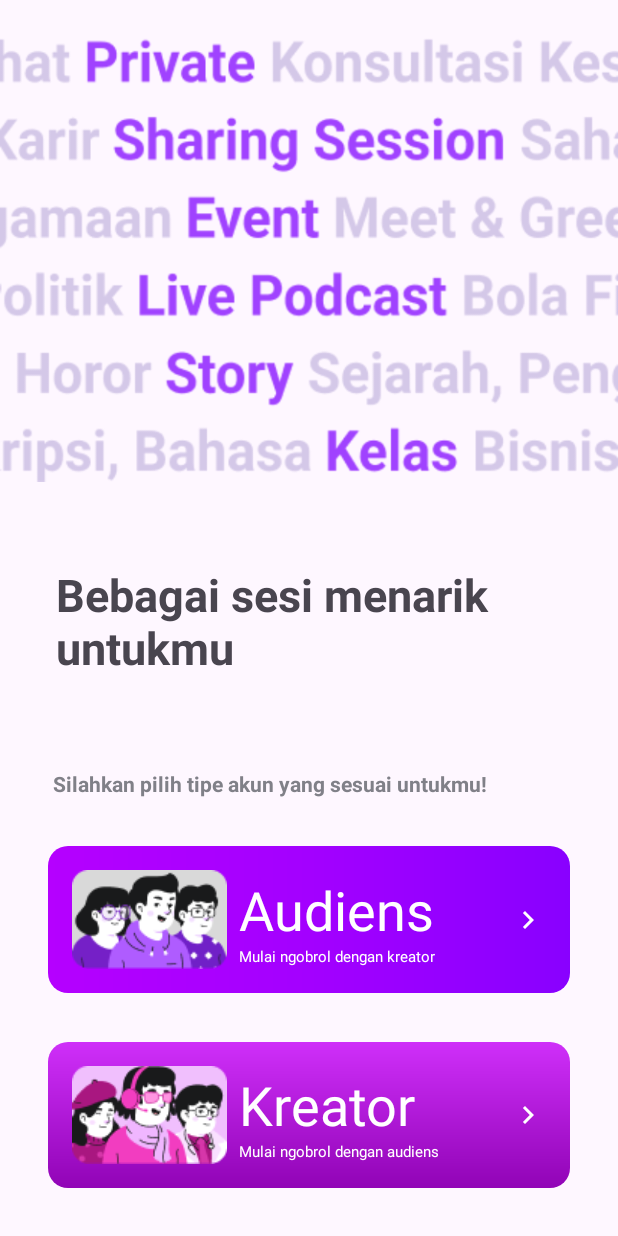
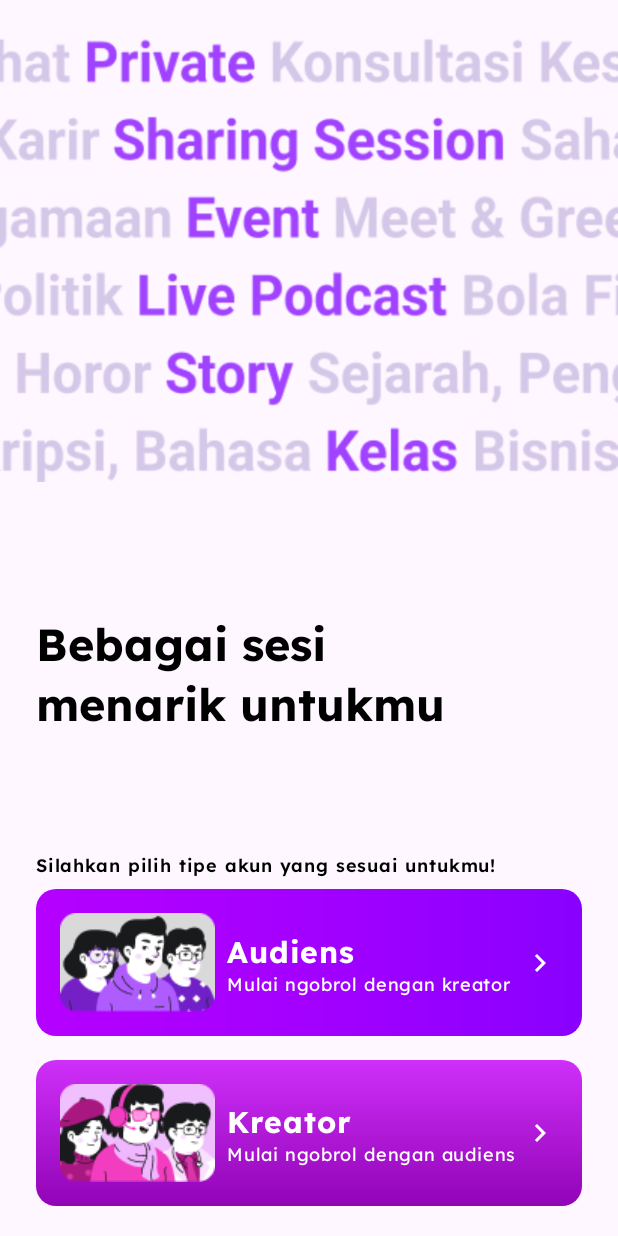
Before and after one commit to Sayyidusy/lead_charlie, an Android app: the screen it shows after launch (OnBoardActivity), on a phone screen of 412 x 824 dp. Run offline under Robolectric (Android 15) with nearby library versions, the phone set to English and light mode, and no system bars.

Commit message:
Fixing layout

```diff
--- a/app/src/main/AndroidManifest.xml
+++ b/app/src/main/AndroidManifest.xml
@@ -25,8 +25,6 @@
         <activity android:name=".MainActivity" />
         <activity android:name=".ui.authentication.LoginActivity" />
         <activity android:name=".ui.authentication.RegisterActivity" />
-
-
         <meta-data
             android:name="preloaded_fonts"
             android:resource="@array/preloaded_fonts" />
--- a/app/src/main/res/layout/activity_login.xml
+++ b/app/src/main/res/layout/activity_login.xml
@@ -3,7 +3,8 @@
     xmlns:app="http://schemas.android.com/apk/res-auto"
     xmlns:tools="http://schemas.android.com/tools"
     android:layout_width="match_parent"
-    android:layout_height="match_parent">
+    android:layout_height="match_parent"
+    tools:context=".ui.authentication.LoginActivity">
 
     <ImageButton
     android:id="@+id/btn_back"
--- a/app/src/main/res/layout/activity_onboard.xml
+++ b/app/src/main/res/layout/activity_onboard.xml
@@ -1,11 +1,10 @@
 <?xml version="1.0" encoding="utf-8"?>
-<androidx.constraintlayout.widget.ConstraintLayout
+<androidx.constraintlayout.widget.ConstraintLayout xmlns:android="http://schemas.android.com/apk/res/android"
+    xmlns:app="http://schemas.android.com/apk/res-auto"
+    xmlns:tools="http://schemas.android.com/tools"
     android:layout_width="match_parent"
     android:layout_height="match_parent"
-    xmlns:android="http://schemas.android.com/apk/res/android"
-    xmlns:app="http://schemas.android.com/apk/res-auto"
-    xmlns:tools="http://schemas.android.com/tools"
-    tools:context=".ui.authentication.LoginFragment">
+    tools:context=".OnBoardActivity">
 
     <ImageView
         android:id="@+id/iv_onboard"
@@ -20,48 +19,46 @@
 
     <TextView
         android:id="@+id/tv_title_onboard"
-        android:layout_width="wrap_content"
+        android:layout_width="match_parent"
         android:layout_height="wrap_content"
-        android:layout_marginLeft="37dp"
-        android:layout_marginTop="16dp"
-        android:layout_marginRight="37dp"
+        android:layout_marginStart="@dimen/margin_24dp"
+        android:layout_marginEnd="@dimen/margin_64dp"
         android:text="@string/title_onboard"
+        android:textAppearance="@style/TextAppearance.Dinotis.Headline3"
+        android:textColor="@color/black"
         android:textSize="@dimen/text_30sp"
-        android:textStyle="bold"
+        app:layout_constraintBottom_toTopOf="@id/tv_sub_title_onboard"
         app:layout_constraintEnd_toEndOf="parent"
-        app:layout_constraintHorizontal_bias="0.0"
-        app:layout_constraintBottom_toTopOf="@id/tv_sub_title_onboard"
         app:layout_constraintStart_toStartOf="parent"
         app:layout_constraintTop_toBottomOf="@id/iv_onboard" />
 
     <TextView
         android:id="@+id/tv_sub_title_onboard"
-        android:layout_width="wrap_content"
+        android:layout_width="match_parent"
         android:layout_height="wrap_content"
-        android:layout_marginTop="28dp"
+        android:layout_marginHorizontal="@dimen/margin_24dp"
+        android:layout_marginTop="@dimen/margin_28dp"
+        android:layout_marginBottom="@dimen/margin_8dp"
         android:text="@string/sub_title_onboard"
-        android:textColor="#808088"
-        android:textStyle="bold"
+        android:textAppearance="@style/TextAppearance.Dinotis.Body.VerySmall.SemiBold"
+        android:textColor="@color/black"
+        app:layout_constraintBottom_toTopOf="@id/cl_audiens"
         app:layout_constraintEnd_toEndOf="parent"
-        app:layout_constraintHorizontal_bias="0.286"
-        app:layout_constraintStart_toStartOf="parent"
-        app:layout_constraintBottom_toTopOf="@id/cl_audiens"
-        app:layout_constraintTop_toBottomOf="@+id/tv_title_onboard" />
+        app:layout_constraintStart_toStartOf="parent" />
 
 
     <androidx.constraintlayout.widget.ConstraintLayout
         android:id="@+id/cl_audiens"
         android:layout_width="match_parent"
         android:layout_height="wrap_content"
-        android:layout_marginHorizontal="@dimen/margin_32dp"
+        android:layout_marginHorizontal="@dimen/margin_24dp"
         android:background="@drawable/audiens_shape"
         android:clickable="true"
         android:focusable="true"
+        app:layout_constraintBottom_toTopOf="@id/cl_kreator"
         app:layout_constraintEnd_toEndOf="parent"
         app:layout_constraintStart_toStartOf="parent"
-        app:layout_constraintVertical_chainStyle="packed"
-        app:layout_constraintBottom_toTopOf="@id/cl_kreator"
-        app:layout_constraintTop_toBottomOf="@id/tv_sub_title_onboard">
+        android:layout_marginBottom="@dimen/margin_16dp">
 
         <ImageView
             android:id="@+id/iv_audiens"
@@ -88,8 +85,8 @@
                 android:layout_width="wrap_content"
                 android:layout_height="wrap_content"
                 android:text="@string/label_audiens"
+                android:textAppearance="@style/TextAppearance.Dinotis.LabelMedium.Bold"
                 android:textColor="@color/white"
-                android:textSize="@dimen/text_36sp"
                 app:layout_constraintStart_toStartOf="parent"
                 app:layout_constraintTop_toTopOf="parent" />
 
@@ -98,7 +95,7 @@
                 android:layout_width="wrap_content"
                 android:layout_height="wrap_content"
                 android:text="@string/desc_audiens"
-                android:textSize="@dimen/text_10sp"
+                android:textAppearance="@style/TextAppearance.Dinotis.Body.VerySmall.Regular"
                 android:textColor="@color/white"
                 app:layout_constraintBottom_toBottomOf="parent"
                 app:layout_constraintStart_toStartOf="@id/tv_label_audiens"
@@ -124,14 +121,14 @@
         android:id="@+id/cl_kreator"
         android:layout_width="match_parent"
         android:layout_height="wrap_content"
-        android:layout_marginHorizontal="@dimen/margin_32dp"
+        android:layout_marginHorizontal="@dimen/margin_24dp"
+        android:layout_marginBottom="@dimen/margin_20dp"
         android:background="@drawable/kreator_shape"
         android:clickable="true"
         android:focusable="true"
         app:layout_constraintBottom_toBottomOf="parent"
         app:layout_constraintEnd_toEndOf="parent"
-        app:layout_constraintStart_toStartOf="parent"
-        app:layout_constraintTop_toBottomOf="@id/cl_audiens">
+        app:layout_constraintStart_toStartOf="parent">
 
         <ImageView
             android:id="@+id/iv_kreator"
@@ -150,7 +147,6 @@
             android:layout_height="wrap_content"
             android:layout_marginStart="@dimen/margin_8dp"
             app:layout_constraintBottom_toBottomOf="parent"
-
             app:layout_constraintStart_toEndOf="@id/iv_kreator"
             app:layout_constraintTop_toTopOf="parent">
 
@@ -159,8 +155,8 @@
                 android:layout_width="wrap_content"
                 android:layout_height="wrap_content"
                 android:text="@string/label_kreator"
+                android:textAppearance="@style/TextAppearance.Dinotis.LabelMedium.Bold"
                 android:textColor="@color/white"
-                android:textSize="@dimen/text_36sp"
                 app:layout_constraintStart_toStartOf="parent"
                 app:layout_constraintTop_toTopOf="parent" />
 
@@ -169,8 +165,8 @@
                 android:layout_width="wrap_content"
                 android:layout_height="wrap_content"
                 android:text="@string/desc_kreator"
+                android:textAppearance="@style/TextAppearance.Dinotis.Body.VerySmall.Regular"
                 android:textColor="@color/white"
-                android:textSize="@dimen/text_10sp"
                 app:layout_constraintBottom_toBottomOf="parent"
                 app:layout_constraintStart_toStartOf="@id/tv_label_kreator"
                 app:layout_constraintTop_toBottomOf="@id/tv_label_kreator" />
--- a/app/src/main/res/layout/activity_register.xml
+++ b/app/src/main/res/layout/activity_register.xml
@@ -3,7 +3,8 @@
     xmlns:app="http://schemas.android.com/apk/res-auto"
     xmlns:tools="http://schemas.android.com/tools"
     android:layout_width="match_parent"
-    android:layout_height="match_parent">
+    android:layout_height="match_parent"
+    tools:context=".ui.authentication.RegisterActivity">
 
     <ImageButton
         android:id="@+id/btn_back"
--- a/app/src/main/res/layout/fragment_rate_card_schedule.xml
+++ b/app/src/main/res/layout/fragment_rate_card_schedule.xml
@@ -131,10 +131,10 @@
     <com.google.android.material.tabs.TabLayout
         android:id="@+id/tl_rate_card"
         android:layout_width="match_parent"
+        android:layout_marginTop="@dimen/margin_32dp"
         android:layout_height="wrap_content"
-        android:background="@color/white"
         app:layout_constraintStart_toStartOf="parent"
-        app:layout_constraintTop_toTopOf="@id/tv_time">
+        app:layout_constraintTop_toBottomOf="@id/tv_time">
 
         <com.google.android.material.tabs.TabItem
             android:layout_width="match_parent"
--- a/app/src/main/res/values-night/themes.xml
+++ /dev/null
@@ -1,6 +0,0 @@
-<resources xmlns:tools="http://schemas.android.com/tools">
-    <!-- Base application theme. -->
-    <style name="Theme.Charlie" parent="Theme.MaterialComponents.DayNight.DarkActionBar">
-
-    </style>
-</resources>
--- a/app/src/main/res/values/dimens.xml
+++ b/app/src/main/res/values/dimens.xml
@@ -64,6 +64,8 @@
     <dimen name="corner_20dp">20dp</dimen>
     <dimen name="margin_33dp">33dp</dimen>
     <dimen name="margin_5dp">5dp</dimen>
+    <dimen name="text_13sp">13sp</dimen>
+    <dimen name="margin_28dp">28dp</dimen>
 
 
 </resources>
--- a/app/src/main/res/values/strings.xml
+++ b/app/src/main/res/values/strings.xml
@@ -17,7 +17,7 @@
     <string name="desc_audiens">Mulai ngobrol dengan kreator</string>
     <string name="desc_kreator">Mulai ngobrol dengan audiens</string>
     <string name="dummy_text">lorem_ipsum</string>
-    <string name="dummy_text_long">Lorem ipsum dolor sit amet, consectetur adipiscing elit. Donec et luctus leo, quis aliquam est. Fusce at arcu ligula. Nullam in mauris ac sapien suscipit egestas. Aliquam erat volutpat. Pellentesque tristique congue nibh, eget aliquet neque faucibus non. Aenean eu odio ultrices, euismod orci nec, sollicitudin ligula. Vestibulum id convallis turpis.</string>
+    <string name="dummy_text_long">Lorem ipsum dolor sit amet, consectetur adipiscing elit. Donec et luctus leo, quis aliquam est. Fusce at arcu ligula. Nullam in mauris ac sapien suscipit egestas...</string>
     <string name="dummy_time">20</string>
     <string name="menit">menit</string>
     <string name="label_jadwal_tersedia">Jadwal Tersedia</string>
--- a/app/src/main/res/values/styles.xml
+++ b/app/src/main/res/values/styles.xml
@@ -10,6 +10,10 @@
     </style>
     <style name="TextAppearance.Dinotis.LabelMedium.Reguler" parent="TextAppearance.Material3.BodyLarge">
         <item name="fontFamily">@font/lexend</item>
+        <item name="android:textSize">@dimen/text_20sp</item>
+    </style>
+    <style name="TextAppearance.Dinotis.LabelMedium.Bold" parent="TextAppearance.Material3.BodyLarge">
+        <item name="fontFamily">@font/lexend_bold</item>
         <item name="android:textSize">@dimen/text_20sp</item>
     </style>
     <style name="TextAppearance.Dinotis.Body.Small.Regular" parent="TextAppearance.Material3.LabelMedium">
@@ -28,6 +32,14 @@
         <item name="fontFamily">@font/lexend_bold</item>
         <item name="android:textSize">@dimen/text_16sp</item>
     </style>
+    <style name="TextAppearance.Dinotis.Body.Small.SemiBold" parent="TextAppearance.Material3.LabelSmall">
+        <item name="fontFamily">@font/lexend_semibold</item>
+        <item name="android:textSize">@dimen/text_14sp</item>
+    </style>
+    <style name="TextAppearance.Dinotis.Body.VerySmall.SemiBold" parent="TextAppearance.Material3.LabelSmall">
+        <item name="fontFamily">@font/lexend_semibold</item>
+        <item name="android:textSize">@dimen/text_12sp</item>
+    </style>
     <style name="TextAppearance.Dinotis.Button.Regular" parent="TextAppearance.Material3.LabelSmall">
         <item name="fontFamily">@font/lexend</item>
         <item name="android:textSize">@dimen/text_18sp</item>
--- a/app/src/main/res/values/themes.xml
+++ b/app/src/main/res/values/themes.xml
@@ -1,6 +1,6 @@
 <resources xmlns:tools="http://schemas.android.com/tools">
     <!-- Base application theme. -->
-    <style name="Base.Theme.Charlie" parent="Theme.Material3.DayNight.NoActionBar">
+    <style name="Base.Theme.Charlie" parent="Theme.Material3.Light.NoActionBar">
         <!-- Primary brand color. -->
         <item name="colorPrimary">@color/purple</item>
         <item name="colorOnPrimary">@color/white</item>
```
Also changed, not shown: app/src/main/res/layout/fragment_banner_rate_card.xml (+8 -8 lines), app/src/main/res/navigation/main_nav_graph.xml (+24 -10 lines).
